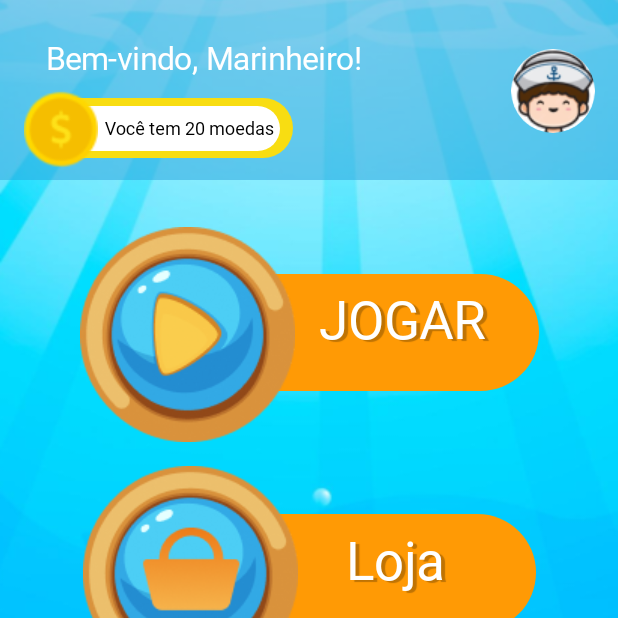
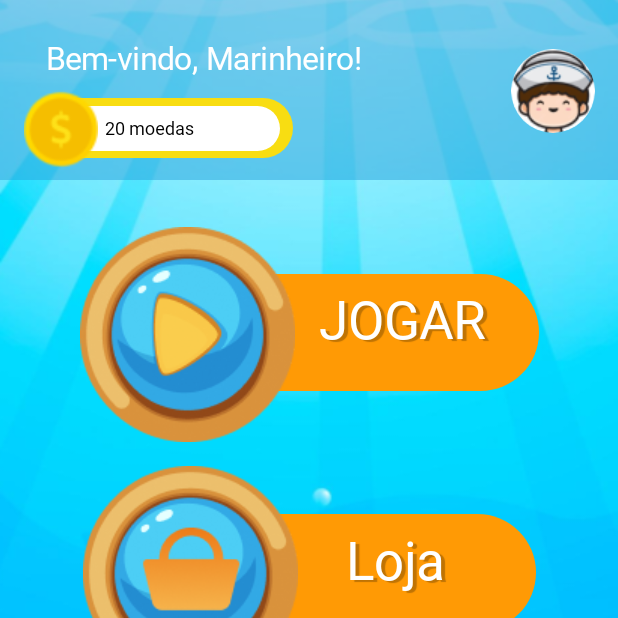
Before and after one commit to Projeto-Ancora/AncoraApp, an Android app built with Jetpack Compose: the composable MainContent shown on its own in the app's theme, on a phone screen of 412 x 824 dp, the top half of it. Run offline under Robolectric (Android 15) with nearby library versions, the phone set to English and light mode, and no system bars; Roboto replaces fonts that are not available here.

Commit message:
Update HomeActivity.kt

```diff
--- a/app/src/main/java/com/example/ancora/Telas/HomeActivity.kt
+++ b/app/src/main/java/com/example/ancora/Telas/HomeActivity.kt
@@ -156,7 +156,7 @@ fun VisualizadorDeMoedas(modifier: Modifier = Modifier) {
                     .background(Color.White)
             ) {
                 Text(
-                    text = "Você tem 20 moedas",
+                    text = "20 moedas",
                     color = Color.Black,
                     style = TextStyle(
                         fontSize = 12.sp,
```
